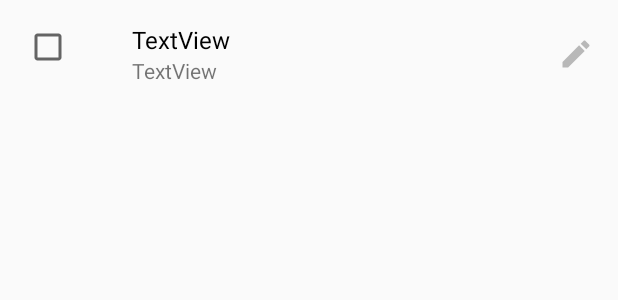
After one commit to indraneelgolthi/ShoppingList, an Android app: the layout active_item.xml on its own in the app's theme, with its tools: preview values and no code run, on a phone screen of 412 x 824 dp. The commit adds this screen. Shown: the top 300 px of the screen. Run offline under Robolectric (Android 15) with nearby library versions, the phone set to English and light mode, and no system bars.

Commit message:
Created model for items Created ViewHolders Recycler Adapter has been set

```diff
--- /dev/null
+++ b/app/src/main/res/layout/active_item.xml
@@ -0,0 +1,52 @@
+<?xml version="1.0" encoding="utf-8"?>
+<RelativeLayout xmlns:android="http://schemas.android.com/apk/res/android"
+    xmlns:app="http://schemas.android.com/apk/res-auto"
+    android:layout_width="match_parent"
+    android:layout_height="72dp"
+
+    android:paddingLeft="16dp"
+    android:paddingRight="16dp">
+
+    <CheckBox
+        android:id="@+id/item_status"
+        android:layout_width="wrap_content"
+        android:layout_height="wrap_content"
+        android:layout_alignParentLeft="true"
+        android:layout_alignParentStart="true"
+        android:layout_alignTop="@+id/linearLayout" />
+
+    <LinearLayout
+        android:layout_width="wrap_content"
+        android:layout_height="wrap_content"
+        android:layout_alignParentLeft="true"
+        android:layout_alignParentStart="true"
+        android:layout_centerVertical="true"
+        android:layout_marginLeft="72dp"
+        android:orientation="vertical"
+        android:id="@+id/linearLayout">
+
+        <TextView
+            android:id="@+id/item_name"
+            android:layout_width="match_parent"
+            android:layout_height="wrap_content"
+            android:text="TextView"
+            android:textSize="16sp"
+            android:textColor="@android:color/black" />
+
+        <TextView
+            android:id="@+id/item_quantity"
+            android:layout_width="match_parent"
+            android:layout_height="wrap_content"
+            android:text="TextView" />
+    </LinearLayout>
+
+    <ImageView
+        android:id="@+id/item_action"
+        android:layout_width="wrap_content"
+        android:layout_height="wrap_content"
+        android:layout_alignParentEnd="true"
+        android:layout_alignParentRight="true"
+        android:layout_centerVertical="true"
+        android:alpha="0.26"
+        android:src="@drawable/ic_create_black_24dp" />
+</RelativeLayout>
--- a/app/src/main/res/layout/activity_item_.xml
+++ b/app/src/main/res/layout/activity_item_.xml
@@ -6,7 +6,7 @@
     android:layout_width="match_parent"
     android:layout_height="match_parent"
     android:orientation="vertical"
-    android:paddingTop="8dp"
+    android:paddingTop="16dp"
     android:paddingLeft="8dp"
     android:paddingRight="8dp"
     tools:context="thatbiriyaniguy.shoppinglist.Item_Activity">
@@ -18,7 +18,7 @@
         <EditText
             android:layout_width="match_parent"
             android:layout_height="wrap_content"
-            android:hint="Item Name"
+            android:hint="@string/item_name"
             android:id="@+id/input_item_name" />
     </android.support.design.widget.TextInputLayout>
 
@@ -29,7 +29,7 @@
         <EditText
             android:layout_width="match_parent"
             android:layout_height="wrap_content"
-            android:hint="Item Quantity"
+            android:hint="@string/item_quantity"
             android:id="@+id/input_item_quantity" />
     </android.support.design.widget.TextInputLayout>
 
--- a/app/src/main/res/values/strings.xml
+++ b/app/src/main/res/values/strings.xml
@@ -1,4 +1,6 @@
 <resources>
     <string name="app_name">ShoppingList</string>
     <string name="action_settings">Settings</string>
+    <string name="item_name">Item Name</string>
+    <string name="item_quantity">Item Quantity</string>
 </resources>
```
Also changed, not shown: app/src/main/java/thatbiriyaniguy/shoppinglist/ActiveItemsViewholder.java (added, +27 -0 lines), app/src/main/java/thatbiriyaniguy/shoppinglist/InactiveItemsViewholder.java (added, +25 -0 lines), app/src/main/java/thatbiriyaniguy/shoppinglist/MainActivity.java (+62 -0 lines), app/src/main/java/thatbiriyaniguy/shoppinglist/ShoppingItems.java (added, +60 -0 lines), app/src/main/java/thatbiriyaniguy/shoppinglist/SubheaderViewholder.java (added, +15 -0 lines), app/src/main/res/layout/content_main.xml (+8 -0 lines), app/src/main/res/layout/inactive_item.xml (added, +46 -0 lines), app/src/main/res/layout/subheader.xml (added, +27 -0 lines).
